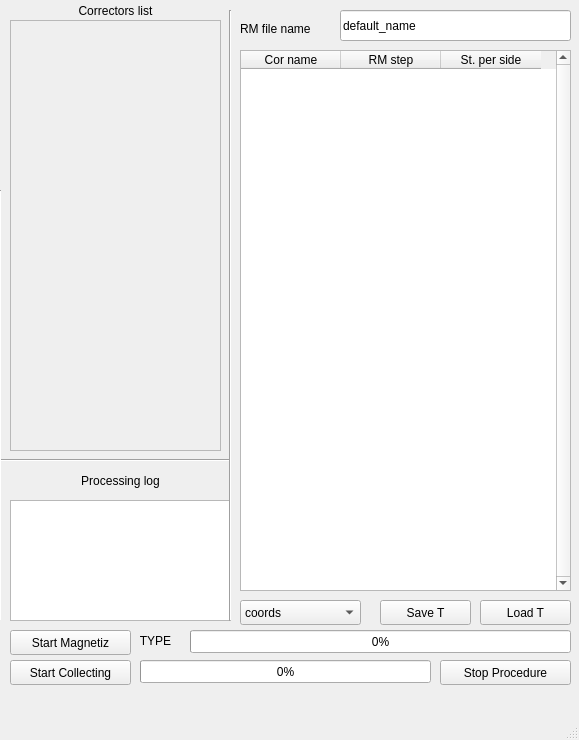
Old version of the form uis/rmc_main_window.ui in the repository vitaliibalakin/c_orbit.
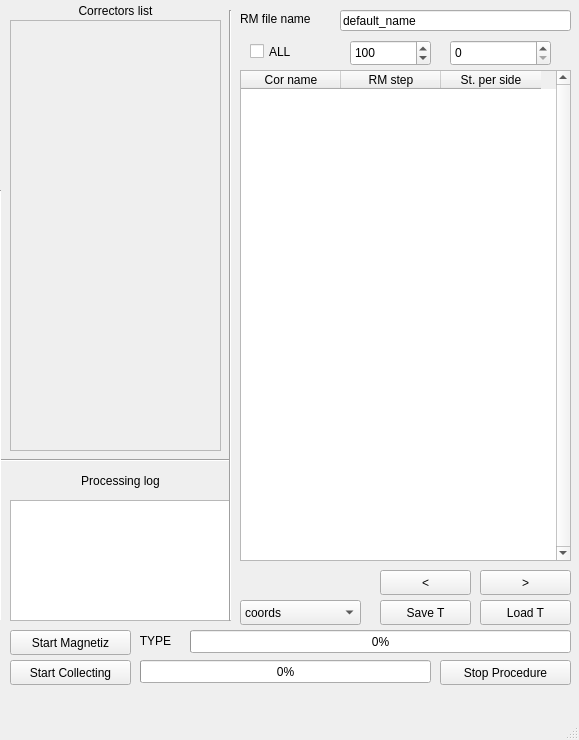
New version of the form.

Commit message: shift of choosed elems added

The edit to the form file:
```diff
--- a/uis/rmc_main_window.ui
+++ b/uis/rmc_main_window.ui
@@ -128,7 +128,7 @@
     <property name="geometry">
      <rect>
       <x>240</x>
-      <y>20</y>
+      <y>10</y>
       <width>91</width>
       <height>17</height>
      </rect>
@@ -143,7 +143,7 @@
       <x>340</x>
       <y>10</y>
       <width>231</width>
-      <height>31</height>
+      <height>21</height>
      </rect>
     </property>
     <property name="text">
@@ -154,9 +154,9 @@
     <property name="geometry">
      <rect>
       <x>240</x>
-      <y>50</y>
+      <y>70</y>
       <width>331</width>
-      <height>541</height>
+      <height>491</height>
      </rect>
     </property>
     <property name="verticalScrollBarPolicy">
@@ -295,6 +295,83 @@
      <string>Start Magnetiz</string>
     </property>
    </widget>
+   <widget class="QPushButton" name="btn_right">
+    <property name="geometry">
+     <rect>
+      <x>480</x>
+      <y>570</y>
+      <width>91</width>
+      <height>25</height>
+     </rect>
+    </property>
+    <property name="text">
+     <string>&gt;</string>
+    </property>
+   </widget>
+   <widget class="QPushButton" name="btn_left">
+    <property name="geometry">
+     <rect>
+      <x>380</x>
+      <y>570</y>
+      <width>91</width>
+      <height>25</height>
+     </rect>
+    </property>
+    <property name="text">
+     <string>&lt;</string>
+    </property>
+   </widget>
+   <widget class="QSpinBox" name="rm_step_box">
+    <property name="geometry">
+     <rect>
+      <x>350</x>
+      <y>40</y>
+      <width>81</width>
+      <height>26</height>
+     </rect>
+    </property>
+    <property name="maximum">
+     <number>1000</number>
+    </property>
+    <property name="singleStep">
+     <number>50</number>
+    </property>
+    <property name="value">
+     <number>100</number>
+    </property>
+   </widget>
+   <widget class="QCheckBox" name="chb_all">
+    <property name="geometry">
+     <rect>
+      <x>250</x>
+      <y>40</y>
+      <width>90</width>
+      <height>23</height>
+     </rect>
+    </property>
+    <property name="text">
+     <string>ALL</string>
+    </property>
+   </widget>
+   <widget class="QSpinBox" name="st_step_box">
+    <property name="geometry">
+     <rect>
+      <x>450</x>
+      <y>40</y>
+      <width>101</width>
+      <height>26</height>
+     </rect>
+    </property>
+    <property name="maximum">
+     <number>15</number>
+    </property>
+    <property name="singleStep">
+     <number>1</number>
+    </property>
+    <property name="value">
+     <number>0</number>
+    </property>
+   </widget>
   </widget>
   <widget class="QMenuBar" name="menubar">
    <property name="geometry">
```
The commit also changes 2 other files.
